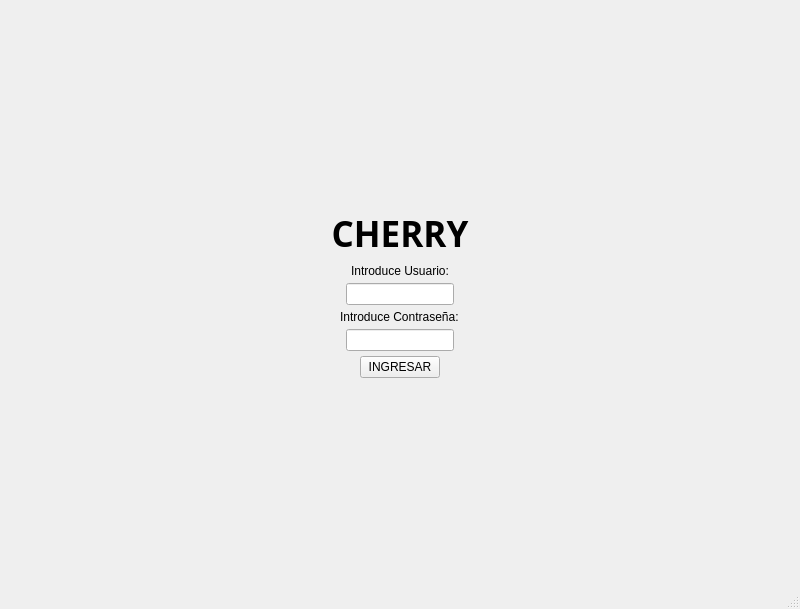
The window that views/login.ui (Arely7/florer-a) describes before a commit, drawn with Qt 5.
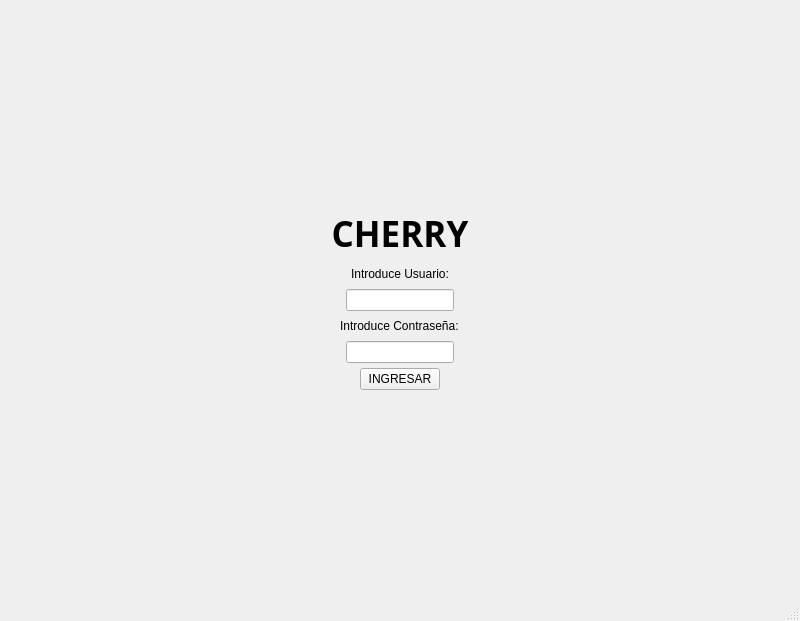
The same window after the commit. Icons and pictures are not drawn.

```diff
--- a/views/login.ui
+++ b/views/login.ui
@@ -7,7 +7,7 @@
     <x>0</x>
     <y>0</y>
     <width>800</width>
-    <height>600</height>
+    <height>621</height>
    </rect>
   </property>
   <property name="windowTitle">
```
Left out of the diff: 6 changed lines with no effect on the pictures.
